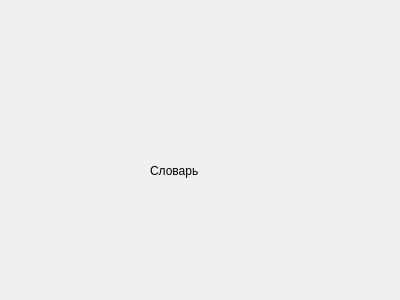
This is gui/dictionary.ui in kukiman010/WordLink as Qt 5 draws it before an edit. The edited form follows.
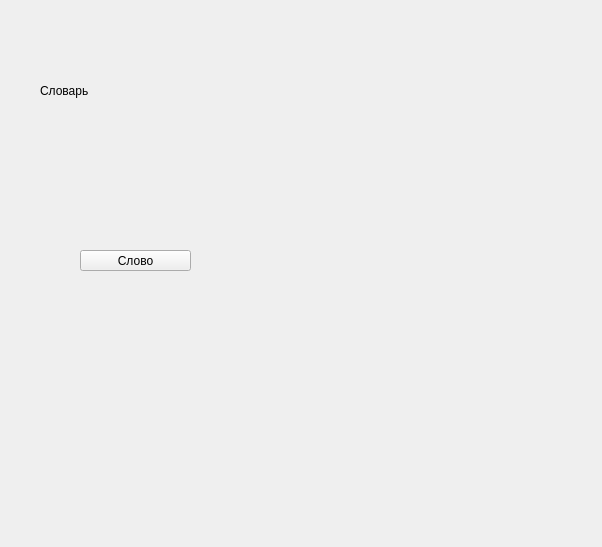
This is the edited form.

The edit to the form file:
```diff
--- a/gui/dictionary.ui
+++ b/gui/dictionary.ui
@@ -6,8 +6,8 @@
    <rect>
     <x>0</x>
     <y>0</y>
-    <width>400</width>
-    <height>300</height>
+    <width>602</width>
+    <height>547</height>
    </rect>
   </property>
   <property name="windowTitle">
@@ -16,8 +16,8 @@
   <widget class="QLabel" name="label">
    <property name="geometry">
     <rect>
-     <x>150</x>
-     <y>110</y>
+     <x>40</x>
+     <y>30</y>
      <width>161</width>
      <height>121</height>
     </rect>
@@ -26,6 +26,30 @@
     <string>Словарь</string>
    </property>
   </widget>
+  <widget class="QPushButton" name="swap">
+   <property name="geometry">
+    <rect>
+     <x>80</x>
+     <y>250</y>
+     <width>111</width>
+     <height>21</height>
+    </rect>
+   </property>
+   <property name="text">
+    <string>Слово</string>
+   </property>
+  </widget>
+  <widget class="QWidget" name="horizontalLayoutWidget">
+   <property name="geometry">
+    <rect>
+     <x>230</x>
+     <y>120</y>
+     <width>291</width>
+     <height>151</height>
+    </rect>
+   </property>
+   <layout class="QHBoxLayout" name="horizontalLayout"/>
+  </widget>
  </widget>
  <resources/>
  <connections/>
```
